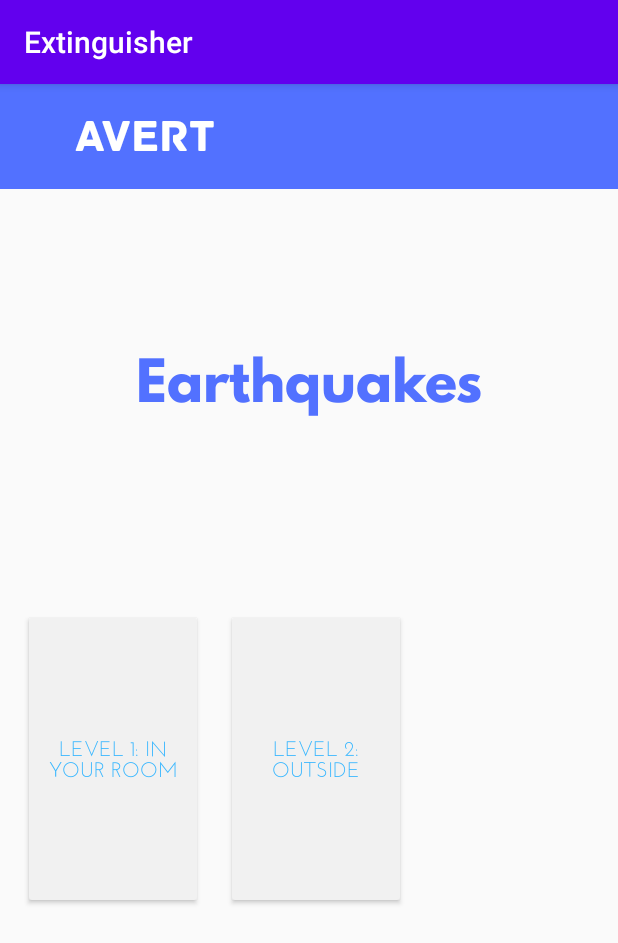
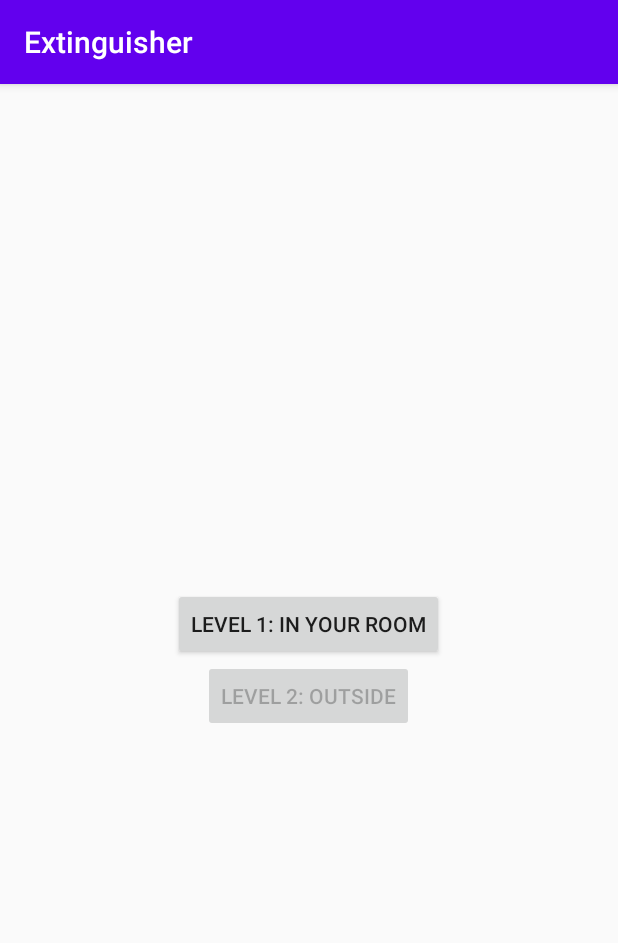
Before and after one commit to AngelaZhang123/Avert, an Android app: the EarthquakeActivity screen opened directly, with no data from a screen before it, on a phone screen of 412 x 824 dp. Shown: the top 943 px of the screen. Run offline under Robolectric (Android 15) with nearby library versions, the phone set to English and light mode, and no system bars.

Commit message:
Stores data for levels completed

```diff
--- a/app/src/main/AndroidManifest.xml
+++ b/app/src/main/AndroidManifest.xml
@@ -9,7 +9,8 @@
         android:roundIcon="@mipmap/ic_launcher_round"
         android:supportsRtl="true"
         android:theme="@style/AppTheme">
-        <activity android:name=".KitActivity"></activity>
+        <activity android:name=".EQLevel2Activity"></activity>
+        <activity android:name=".KitActivity" />
         <activity android:name=".HouseActivity" />
         <activity android:name=".EQLevel1Activity" />
         <activity android:name=".SimulationActivity" />
--- a/app/src/main/java/com/example/extinguisher/CampfireActivity.java
+++ b/app/src/main/java/com/example/extinguisher/CampfireActivity.java
@@ -3,6 +3,7 @@ package com.example.extinguisher;
 import androidx.appcompat.app.AppCompatActivity;
 
 import android.content.Intent;
+import android.content.SharedPreferences;
 import android.os.Bundle;
 import android.view.View;
 import android.widget.Button;
@@ -15,6 +16,7 @@ public class CampfireActivity extends AppCompatActivity {
     private int mCurrIndex = 0;
     private int choice = -1;
     private TextView mQuestionTextView;
+
     private int [][] mAnswerArr = new int [][] {
             {R.string.campfire1a, R.string.campfire1b, R.string.campfire1c},
             {R.string.campfire2a, R.string.campfire2b, R.string.campfire2c},
@@ -82,6 +84,9 @@ public class CampfireActivity extends AppCompatActivity {
             public void onClick(View v) {
                 mCurrIndex++;
                 if(mCurrIndex == mAnswerArr.length) {
+                    PreferenceManager manager = PreferenceManager.getInstance();
+                    manager.initialize(getApplicationContext());
+                    manager.setComplete(true, 0);
                     Intent intent = new Intent(CampfireActivity.this, GameOverActivity.class);
                     startActivity(intent);
                 }
--- a/app/src/main/java/com/example/extinguisher/EQLevel1Activity.java
+++ b/app/src/main/java/com/example/extinguisher/EQLevel1Activity.java
@@ -1,3 +1,4 @@
+
 package com.example.extinguisher;
 
 import androidx.appcompat.app.AppCompatActivity;
@@ -76,6 +77,9 @@ public class EQLevel1Activity extends AppCompatActivity {
             public void onClick(View v) {
                 mCurrIndex++;
                 if(mCurrIndex == mAnswerArr.length) {
+                    PreferenceManager manager = PreferenceManager.getInstance();
+                    manager.initialize(getApplicationContext());
+                    manager.setComplete(true, 1);
                     Intent intent = new Intent(EQLevel1Activity.this, GameOverActivity.class);
                     startActivity(intent);
                 }
--- a/app/src/main/java/com/example/extinguisher/EarthquakeActivity.java
+++ b/app/src/main/java/com/example/extinguisher/EarthquakeActivity.java
@@ -10,10 +10,14 @@ import android.widget.Button;
 
 public class EarthquakeActivity extends AppCompatActivity {
     private Button L1Button, L2Button;
+    private PreferenceManager mManager;
+
     @Override
     protected void onCreate(Bundle savedInstanceState) {
         super.onCreate(savedInstanceState);
         setContentView(R.layout.activity_earthquake);
+        mManager = PreferenceManager.getInstance();
+        mManager.initialize(getApplicationContext());
 
         L1Button = (Button) findViewById(R.id.level1Button);
         L1Button.setOnClickListener(new View.OnClickListener(){
@@ -25,6 +29,7 @@ public class EarthquakeActivity extends AppCompatActivity {
         });
 
         L2Button = (Button) findViewById(R.id.level2Button);
+        L2Button.setEnabled(mManager.getComplete(1));
         L2Button.setOnClickListener(new View.OnClickListener(){
             @Override
             public void onClick(View v) {
--- /dev/null
+++ b/app/src/main/java/com/example/extinguisher/PreferenceManager.java
@@ -0,0 +1,60 @@
+package com.example.extinguisher;
+
+import android.content.Context;
+import android.content.SharedPreferences;
+
+import java.util.ArrayList;
+import java.util.List;
+
+public class PreferenceManager {
+
+    private static PreferenceManager self;
+    private SharedPreferences preferences;
+    private SharedPreferences.Editor editor;
+    private boolean isInitialised;
+    private static final String COMPLETE = "Complete";
+    private boolean [] completeList;
+    private static final int NUM_LEVELS = 2;
+
+    private PreferenceManager() {
+    }
+
+    public void initialize(Context context) {
+        if (!isInitialised) {
+            completeList = new boolean [NUM_LEVELS];
+            preferences = context.getSharedPreferences("Preferences", 0);
+            editor = preferences.edit();
+            loadPreferences();
+            isInitialised = true;
+        }
+    }
+
+    public static PreferenceManager getInstance() {
+        if (self == null) {
+            self = new PreferenceManager();
+        }
+        return self;
+    }
+
+    public void setComplete(boolean b, int i) {
+        completeList[i] = b;
+        savePreferences();
+    }
+
+    public boolean getComplete(int i) {
+        return completeList[i];
+    }
+
+    private void savePreferences() {
+        for(int i = 0; i < completeList.length; i++) {
+            editor.putBoolean(COMPLETE + i, completeList[i]);
+        }
+        editor.commit();
+    }
+
+    private void loadPreferences() {
+        for(int i = 0; i < completeList.length; i++) {
+            completeList[i] = preferences.getBoolean(COMPLETE + i, false);
+        }
+    }
+}
--- a/app/src/main/res/layout/activity_earthquake.xml
+++ b/app/src/main/res/layout/activity_earthquake.xml
@@ -1,71 +1,22 @@
 <?xml version="1.0" encoding="utf-8"?>
-<androidx.constraintlayout.widget.ConstraintLayout xmlns:android="http://schemas.android.com/apk/res/android"
-    xmlns:app="http://schemas.android.com/apk/res-auto"
-    xmlns:tools="http://schemas.android.com/tools"
-    android:id="@+id/linearLayout4"
+<LinearLayout xmlns:android="http://schemas.android.com/apk/res/android"
     android:layout_width="match_parent"
     android:layout_height="match_parent"
-    android:gravity="center">
-
-    <View
-        android:id="@+id/myRectangleView"
-        android:layout_width="420dp"
-        android:layout_height="70dp"
-        android:background="@drawable/rectangle"
-        android:backgroundTint="@color/blue"
-        app:layout_constraintStart_toStartOf="parent"
-        app:layout_constraintTop_toTopOf="parent" />
-
-    <TextView
-        android:layout_width="wrap_content"
-        android:layout_height="wrap_content"
-        android:layout_marginLeft="50dp"
-        android:fontFamily="@font/archive"
-        android:text="AVERT"
-        android:textAllCaps="false"
-        android:textColor="@android:color/white"
-        android:textSize="30sp"
-        app:layout_constraintBottom_toBottomOf="@+id/myRectangleView"
-        app:layout_constraintStart_toStartOf="parent"
-        app:layout_constraintTop_toTopOf="@id/myRectangleView" />
-
-    <TextView
-        android:id="@+id/earthquake_title"
-        android:layout_width="wrap_content"
-        android:layout_height="wrap_content"
-        android:layout_marginTop="170dp"
-        android:fontFamily="@font/leaguespartan"
-        android:text="Earthquakes"
-        android:textColor="@color/blue"
-        android:textSize="35sp"
-        app:layout_constraintEnd_toEndOf="parent"
-        app:layout_constraintStart_toStartOf="parent"
-        app:layout_constraintTop_toTopOf="parent" />
+    android:gravity="center"
+    android:orientation="vertical" >
 
     <Button
         android:id="@+id/level1Button"
-        android:layout_width="120dp"
-        android:layout_height="200dp"
-        android:layout_marginTop="125dp"
-        android:layout_marginLeft="15dp"
-        android:backgroundTint="@color/lightGrey"
-        android:fontFamily="@font/josefinsansreg"
-        android:text="Level 1: In Your Room"
-        android:textColor="@color/lightBlue"
-        app:layout_constraintStart_toStartOf="parent"
-        app:layout_constraintTop_toBottomOf="@+id/earthquake_title" />
+        android:layout_width="wrap_content"
+        android:layout_height="wrap_content"
+        android:text="Level 1: In your room"
+        android:textSize="14sp" />
 
     <Button
         android:id="@+id/level2Button"
-        android:layout_width="120dp"
-        android:layout_height="200dp"
-        android:layout_marginTop="125dp"
-        android:layout_marginLeft="15dp"
-        android:fontFamily="@font/josefinsansreg"
+        android:layout_width="wrap_content"
+        android:layout_height="wrap_content"
         android:text="Level 2: Outside"
-        android:textColor="@color/lightBlue"
-        android:backgroundTint="@color/lightGrey"
-        app:layout_constraintStart_toEndOf="@+id/level1Button"
-        app:layout_constraintTop_toBottomOf="@+id/earthquake_title" />
+        android:textSize="14sp" />
 
-</androidx.constraintlayout.widget.ConstraintLayout>
+</LinearLayout>
```
Also changed, not shown: app/src/main/java/com/example/extinguisher/WildfireActivity.java (+7 -0 lines), app/src/main/res/layout/activity_game_over.xml (+11 -5 lines), app/src/main/res/layout/activity_simulation1.xml (deleted, +0 -26 lines), app/src/main/res/layout/activity_simulation2.xml (deleted, +0 -26 lines), app/src/main/res/layout/activity_simulation3.xml (deleted, +0 -26 lines), app/src/main/res/layout/activity_simulation4.xml (deleted, +0 -26 lines).
